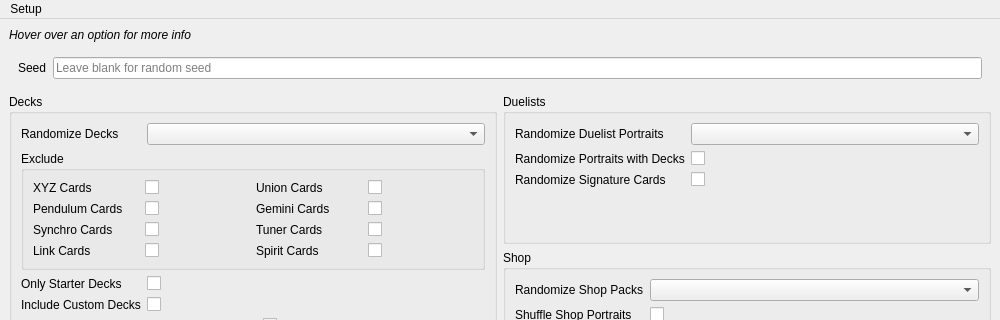
Above: ui/mainwindow.ui from Cyb3RGER/CyberEmpire before the change; both pictures show x 0 to 1000 and y 0 to 320 of the 1000 by 627 pixel window. Below: the same form after it.
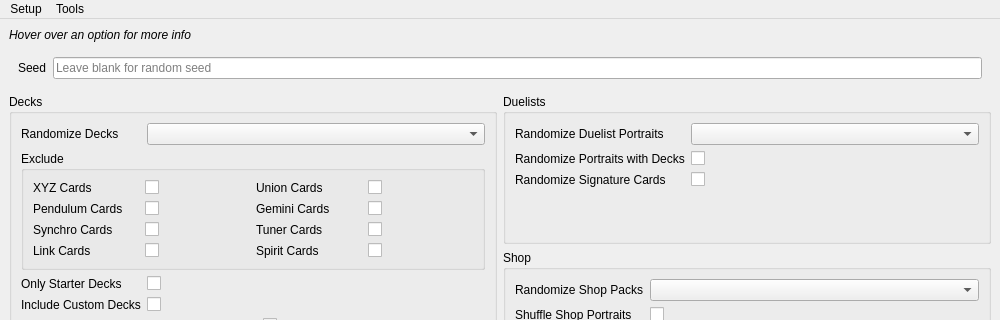
That is the form after the change.

What changed in the file:
```diff
--- a/ui/mainwindow.ui
+++ b/ui/mainwindow.ui
@@ -658,7 +658,15 @@
     </property>
     <addaction name="action_copy_game_files"/>
    </widget>
+   <widget class="QMenu" name="menuTools">
+    <property name="title">
+     <string>Tools</string>
+    </property>
+    <addaction name="action_validate_custom"/>
+    <addaction name="action_converter"/>
+   </widget>
    <addaction name="menuSetup"/>
+   <addaction name="menuTools"/>
   </widget>
   <widget class="QStatusBar" name="statusbar"/>
   <action name="action_copy_game_files">
```
Left out of the diff: 10 changed lines with no effect on the pictures.
